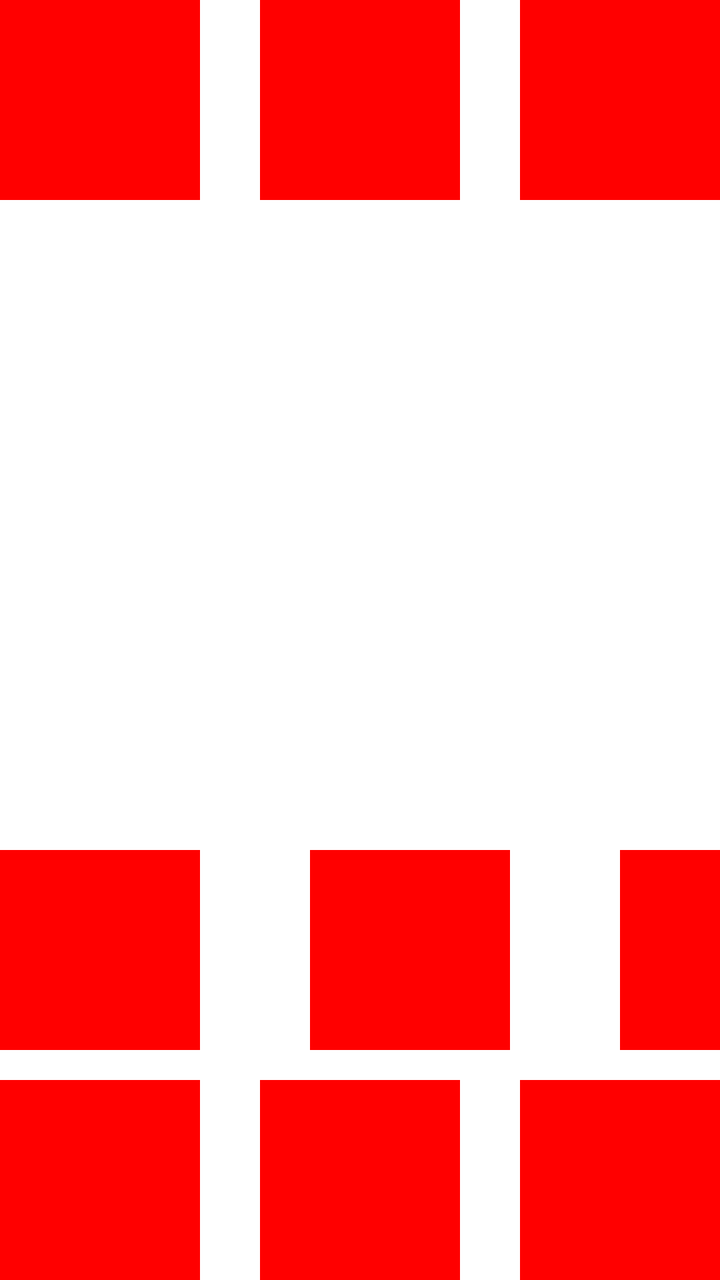
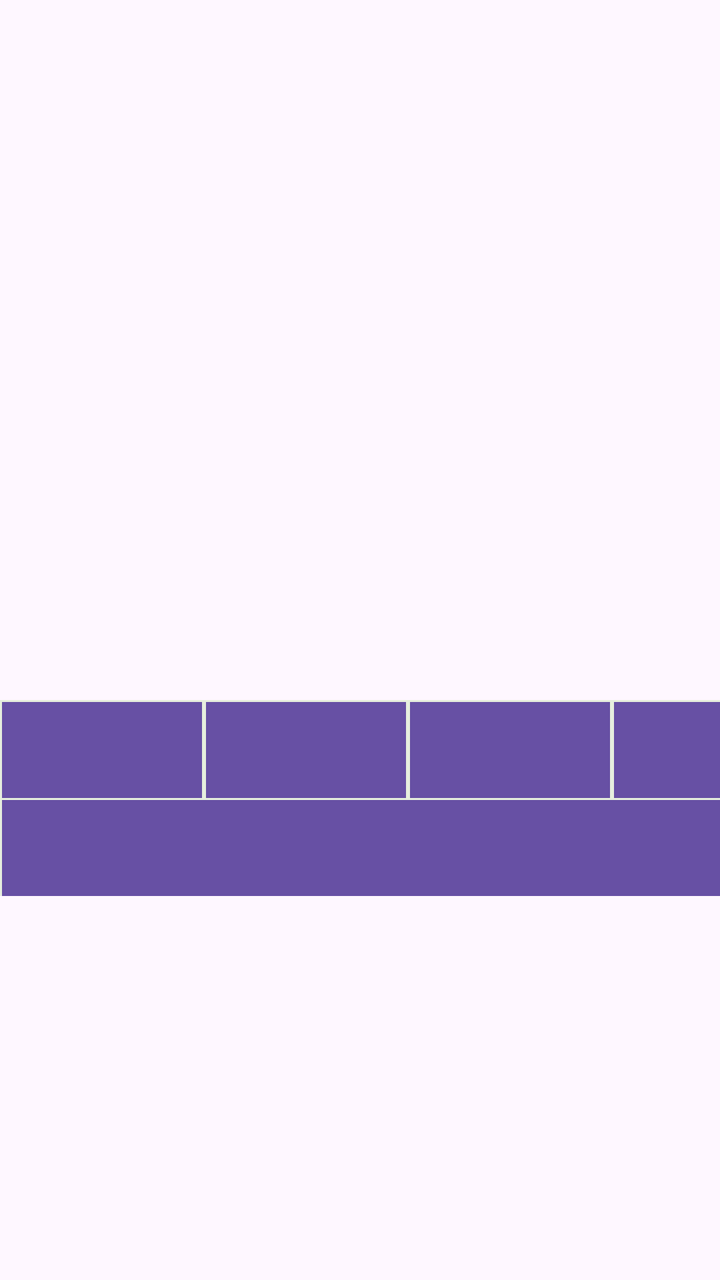

The first picture is an Android layout as it rendered before a commit; the second is the same layout after the commit. The layout source and the unified diff follow.
<!-- AndroidManifest.xml: application theme Theme.MyApplication -->
<!-- res/layout/prueba1_linearlayout.xml -->
<?xml version="1.0" encoding="utf-8"?>
<androidx.constraintlayout.widget.ConstraintLayout xmlns:android="http://schemas.android.com/apk/res/android"
    android:layout_width="match_parent"
    android:layout_height="match_parent"
    android:background="#ffffff">


    <FrameLayout
        android:layout_width="match_parent"
        android:layout_height="match_parent"
        android:orientation="horizontal"
        android:background="#ffffff">

        <FrameLayout
            android:layout_width="100dp"
            android:layout_height="100dp"
            android:background="#ff0000"
            android:layout_gravity="center|top">
        </FrameLayout>

        <FrameLayout
            android:layout_width="100dp"
            android:layout_height="100dp"
            android:background="#ff0000"
            android:layout_gravity="center|bottom">
        </FrameLayout>

        <FrameLayout
            android:layout_width="100dp"
            android:layout_height="100dp"
            android:background="#ff0000"
            android:layout_gravity="left|bottom">
        </FrameLayout>
        <FrameLayout
            android:layout_width="100dp"
            android:layout_height="100dp"
            android:background="#ff0000"
            android:layout_gravity="right|bottom">
        </FrameLayout>        <FrameLayout
        android:layout_width="100dp"
        android:layout_height="100dp"
        android:background="#ff0000"
        android:layout_gravity="left|top">
    </FrameLayout>
        <FrameLayout
        android:layout_width="100dp"
        android:layout_height="100dp"
        android:background="#ff0000"
        android:layout_gravity="right|top">
    </FrameLayout>
        <FrameLayout
            android:layout_width="100dp"
            android:layout_height="100dp"
            android:background="#ff0000"
            android:layout_marginTop="425dp">
        </FrameLayout>
        <FrameLayout
            android:layout_width="100dp"
            android:layout_height="100dp"
            android:background="#ff0000"
            android:layout_marginTop="425dp"
            android:layout_marginLeft="155dp">
        </FrameLayout>
        <FrameLayout
            android:layout_width="100dp"
            android:layout_height="100dp"
            android:background="#ff0000"
            android:layout_marginTop="425dp"
            android:layout_marginLeft="310dp">
        </FrameLayout>
    </FrameLayout>

</androidx.constraintlayout.widget.ConstraintLayout>
<!-- resources referenced by this layout -->
<resources>
  <style name="Theme.MyApplication" parent="Base.Theme.MyApplication" />
  <style name="Base.Theme.MyApplication" parent="Theme.Material3.DayNight.NoActionBar">
          
          
      </style>
</resources>

<!-- the commit's change to res/layout/prueba1_linearlayout.xml (unified diff, before → after) -->
@@ -1,73 +1,76 @@
-<?xml version="1.0" encoding="utf-8"?>
-<androidx.constraintlayout.widget.ConstraintLayout xmlns:android="http://schemas.android.com/apk/res/android"
+<TableLayout
+    xmlns:android="http://schemas.android.com/apk/res/android"
     android:layout_width="match_parent"
     android:layout_height="match_parent"
-    android:background="#ffffff">
+    android:id="@+id/padre">
+    <TableLayout
+        android:layout_width="wrap_content"
+        android:layout_height="wrap_content"
+        android:layout_gravity="center"
+        android:layout_marginTop="350dp"
+        android:background="#e6eedd"
+        android:useDefaultMargins="true">
+
+        <TableRow>
+            <Button
+                android:layout_width="100dp"
+                android:layout_height="wrap_content"
+                android:layout_margin="1dp"
+                android:background="#0000ff" />
+
+            <Button
+                android:layout_width="100dp"
+                android:layout_height="wrap_content"
+                android:layout_margin="1dp"
+                android:background="#0000ff" />
+
+            <Button
+                android:layout_width="100dp"
+                android:layout_height="wrap_content"
+                android:layout_margin="1dp"
+                android:background="#0000ff" />
+            <Button
+                android:layout_width="100dp"
+                android:layout_height="wrap_content"
+                android:layout_margin="1dp"
+                android:background="#0000ff" />
+        </TableRow>
+
+        <TableRow>
+            <Button
+                android:layout_width="100dp"
+                android:layout_height="wrap_content"
+                android:layout_marginLeft="1dp"
+                android:background="#0000ff" />
+
+            <Button
+                android:layout_width="100dp"
+                android:layout_height="wrap_content"
+                android:background="#0000ff" />
+
+            <Button
+                android:layout_width="100dp"
+                android:layout_height="wrap_content"
+                android:background="#0000ff" />
+            <Button
+                android:layout_width="100dp"
+                android:layout_marginRight="1dp"
+                android:layout_height="wrap_content"
+                android:background="#0000ff" />
+        </TableRow>
+
+        <TableRow>
+            <LinearLayout
+                android:layout_width="100dp"
+                android:layout_marginRight="1dp"
+                android:layout_height="wrap_content"
+                android:background="#0000ff" >
+                
+            </LinearLayout>
+        </TableRow>
 
 
-    <FrameLayout
-        android:layout_width="match_parent"
-        android:layout_height="match_parent"
-        android:orientation="horizontal"
-        android:background="#ffffff">
 
-        <FrameLayout
-            android:layout_width="100dp"
-            android:layout_height="100dp"
-            android:background="#ff0000"
-            android:layout_gravity="center|top">
-        </FrameLayout>
+    </TableLayout>
 
-        <FrameLayout
-            android:layout_width="100dp"
-            android:layout_height="100dp"
-            android:background="#ff0000"
-            android:layout_gravity="center|bottom">
-        </FrameLayout>
-
-        <FrameLayout
-            android:layout_width="100dp"
-            android:layout_height="100dp"
-            android:background="#ff0000"
-            android:layout_gravity="left|bottom">
-        </FrameLayout>
-        <FrameLayout
-            android:layout_width="100dp"
-            android:layout_height="100dp"
-            android:background="#ff0000"
-            android:layout_gravity="right|bottom">
-        </FrameLayout>        <FrameLayout
-        android:layout_width="100dp"
-        android:layout_height="100dp"
-        android:background="#ff0000"
-        android:layout_gravity="left|top">
-    </FrameLayout>
-        <FrameLayout
-        android:layout_width="100dp"
-        android:layout_height="100dp"
-        android:background="#ff0000"
-        android:layout_gravity="right|top">
-    </FrameLayout>
-        <FrameLayout
-            android:layout_width="100dp"
-            android:layout_height="100dp"
-            android:background="#ff0000"
-            android:layout_marginTop="425dp">
-        </FrameLayout>
-        <FrameLayout
-            android:layout_width="100dp"
-            android:layout_height="100dp"
-            android:background="#ff0000"
-            android:layout_marginTop="425dp"
-            android:layout_marginLeft="155dp">
-        </FrameLayout>
-        <FrameLayout
-            android:layout_width="100dp"
-            android:layout_height="100dp"
-            android:background="#ff0000"
-            android:layout_marginTop="425dp"
-            android:layout_marginLeft="310dp">
-        </FrameLayout>
-    </FrameLayout>
-
-</androidx.constraintlayout.widget.ConstraintLayout>
+</TableLayout>
